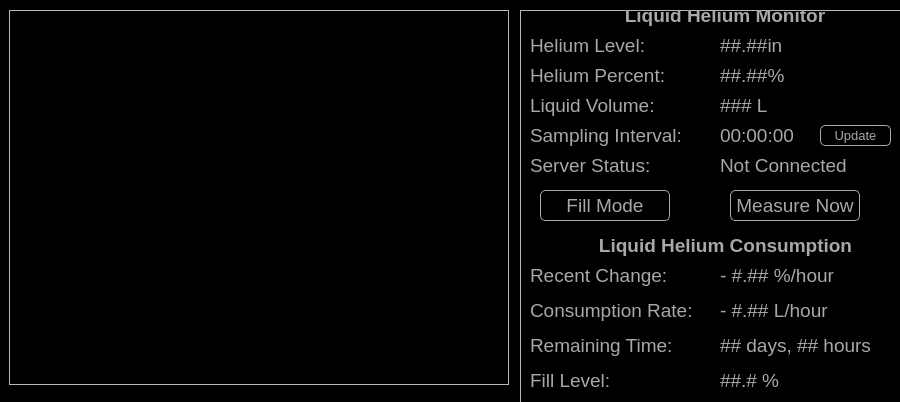
afylab/HeMonitor, file Level_Monitor_GUI.ui: the form before one commit.
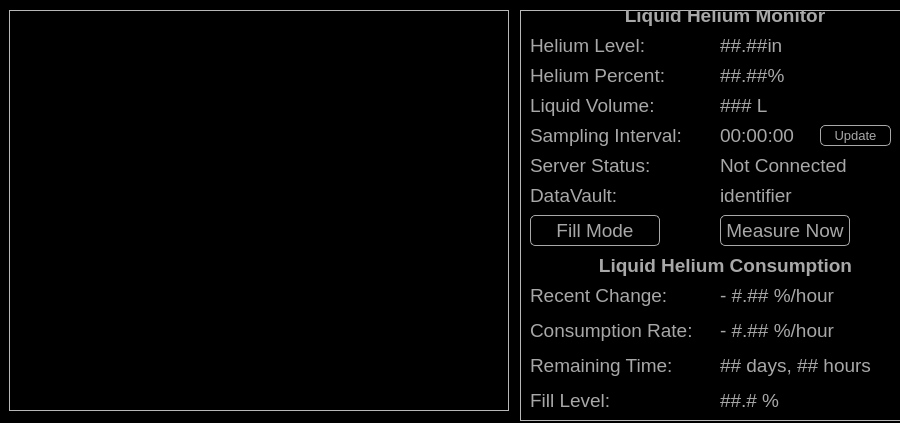
The form after the commit.

```diff
--- a/Level_Monitor_GUI.ui
+++ b/Level_Monitor_GUI.ui
@@ -7,7 +7,7 @@
     <x>0</x>
     <y>0</y>
     <width>900</width>
-    <height>402</height>
+    <height>423</height>
    </rect>
   </property>
   <property name="windowTitle">
@@ -63,7 +63,7 @@
       <x>9</x>
       <y>10</y>
       <width>500</width>
-      <height>375</height>
+      <height>401</height>
      </rect>
     </property>
     <property name="frameShape">
@@ -79,7 +79,7 @@
       <x>520</x>
       <y>10</y>
       <width>401</width>
-      <height>400</height>
+      <height>411</height>
      </rect>
     </property>
     <property name="frameShape">
@@ -186,7 +186,7 @@
      <property name="geometry">
       <rect>
        <x>65</x>
-       <y>220</y>
+       <y>240</y>
        <width>281</width>
        <height>31</height>
       </rect>
@@ -227,8 +227,8 @@
     <widget class="QPushButton" name="fill_button">
      <property name="geometry">
       <rect>
-       <x>20</x>
-       <y>180</y>
+       <x>10</x>
+       <y>205</y>
        <width>130</width>
        <height>31</height>
       </rect>
@@ -257,7 +257,7 @@
      <property name="geometry">
       <rect>
        <x>10</x>
-       <y>250</y>
+       <y>270</y>
        <width>171</width>
        <height>31</height>
       </rect>
@@ -270,7 +270,7 @@
      <property name="geometry">
       <rect>
        <x>10</x>
-       <y>285</y>
+       <y>305</y>
        <width>161</width>
        <height>31</height>
       </rect>
@@ -283,7 +283,7 @@
      <property name="geometry">
       <rect>
        <x>10</x>
-       <y>320</y>
+       <y>340</y>
        <width>171</width>
        <height>31</height>
       </rect>
@@ -296,7 +296,7 @@
      <property name="geometry">
       <rect>
        <x>200</x>
-       <y>250</y>
+       <y>270</y>
        <width>171</width>
        <height>31</height>
       </rect>
@@ -309,20 +309,20 @@
      <property name="geometry">
       <rect>
        <x>200</x>
-       <y>285</y>
+       <y>305</y>
        <width>171</width>
        <height>31</height>
       </rect>
      </property>
      <property name="text">
-      <string>&lt;html&gt;&lt;head/&gt;&lt;body&gt;&lt;p&gt;- #.## L/hour&lt;/p&gt;&lt;/body&gt;&lt;/html&gt;</string>
+      <string>&lt;html&gt;&lt;head/&gt;&lt;body&gt;&lt;p&gt;- #.## %/hour&lt;/p&gt;&lt;/body&gt;&lt;/html&gt;</string>
      </property>
     </widget>
     <widget class="QLabel" name="label_time">
      <property name="geometry">
       <rect>
        <x>200</x>
-       <y>320</y>
+       <y>340</y>
        <width>171</width>
        <height>31</height>
       </rect>
@@ -335,7 +335,7 @@
      <property name="geometry">
       <rect>
        <x>10</x>
-       <y>355</y>
+       <y>375</y>
        <width>191</width>
        <height>31</height>
       </rect>
@@ -348,7 +348,7 @@
      <property name="geometry">
       <rect>
        <x>200</x>
-       <y>355</y>
+       <y>375</y>
        <width>141</width>
        <height>31</height>
       </rect>
@@ -360,8 +360,8 @@
     <widget class="QPushButton" name="measure_button">
      <property name="geometry">
       <rect>
-       <x>210</x>
-       <y>180</y>
+       <x>200</x>
+       <y>205</y>
        <width>130</width>
        <height>31</height>
       </rect>
@@ -402,6 +402,32 @@
       <string>Update</string>
      </property>
     </widget>
+    <widget class="QLabel" name="label_dv_static">
+     <property name="geometry">
+      <rect>
+       <x>10</x>
+       <y>170</y>
+       <width>191</width>
+       <height>31</height>
+      </rect>
+     </property>
+     <property name="text">
+      <string>&lt;html&gt;&lt;head/&gt;&lt;body&gt;&lt;p&gt;DataVault:&lt;/p&gt;&lt;/body&gt;&lt;/html&gt;</string>
+     </property>
+    </widget>
+    <widget class="QLabel" name="label_dv">
+     <property name="geometry">
+      <rect>
+       <x>200</x>
+       <y>170</y>
+       <width>171</width>
+       <height>31</height>
+      </rect>
+     </property>
+     <property name="text">
+      <string>&lt;html&gt;&lt;head/&gt;&lt;body&gt;&lt;p&gt;identifier&lt;/p&gt;&lt;/body&gt;&lt;/html&gt;</string>
+     </property>
+    </widget>
    </widget>
   </widget>
  </widget>
```
